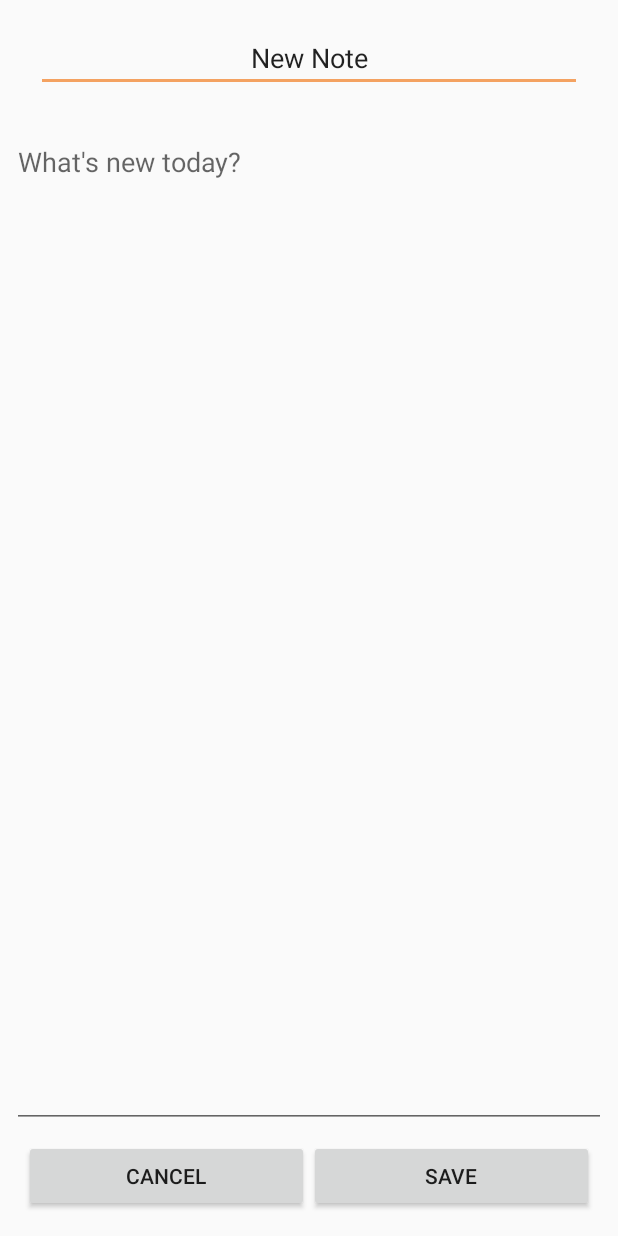
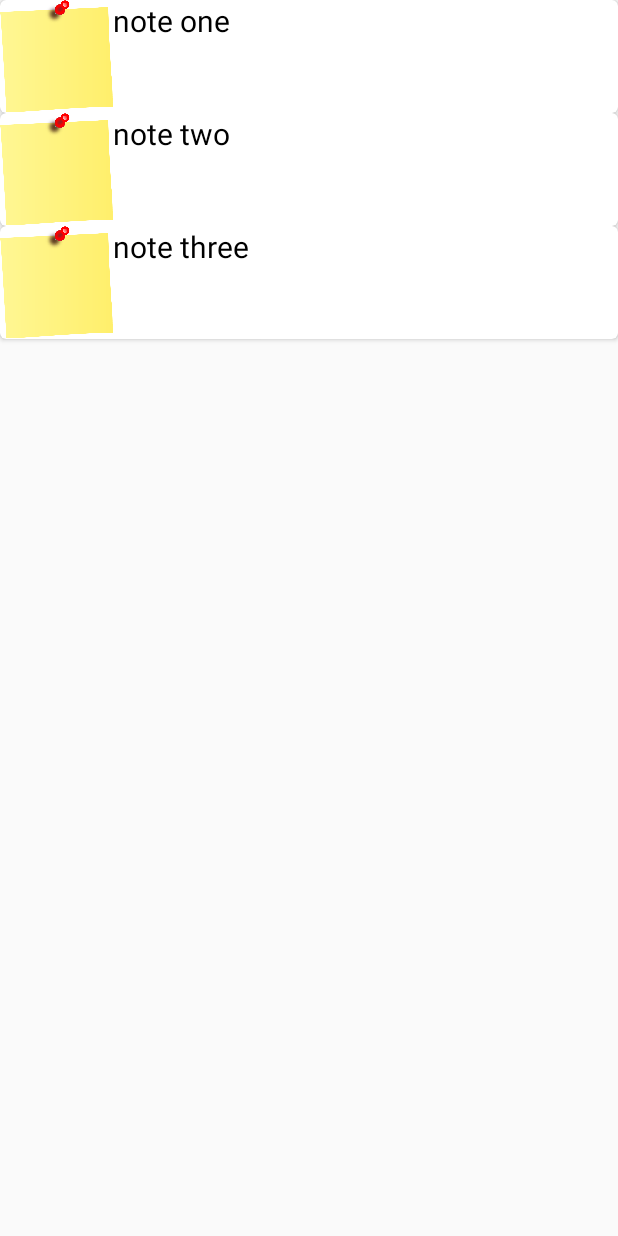
Before and after one commit to RiadhAdrani/project_noter_app, an Android app: the screen it shows after launch (NoteActivity before the commit, MainActivity after it), on a phone screen of 412 x 824 dp. Run offline under Robolectric (Android 15) with nearby library versions, the light colour scheme and no system bars.

Commit message:
added: MainActivity(& Layout) + Note( Class modification) + RecyclerView( for the main activity, a Note Adapter & a card layout for each element) + an unused Category Class + gradle changes

```diff
--- a/app/build.gradle
+++ b/app/build.gradle
@@ -25,7 +25,9 @@
 dependencies {
     implementation fileTree(dir: "libs", include: ["*.jar"])
     implementation 'androidx.appcompat:appcompat:1.2.0'
-    implementation 'androidx.constraintlayout:constraintlayout:2.0.1'
+    implementation 'androidx.constraintlayout:constraintlayout:2.0.2'
+    implementation 'androidx.recyclerview:recyclerview:1.1.0'
+    implementation 'androidx.cardview:cardview:1.0.0'
     testImplementation 'junit:junit:4.12'
     androidTestImplementation 'androidx.test.ext:junit:1.1.2'
     androidTestImplementation 'androidx.test.espresso:espresso-core:3.3.0'
--- a/app/src/main/AndroidManifest.xml
+++ b/app/src/main/AndroidManifest.xml
@@ -9,7 +9,7 @@
         android:roundIcon="@mipmap/ic_launcher_round"
         android:supportsRtl="true"
         android:theme="@style/AppTheme">
-        <activity android:name=".NoteActivity">
+        <activity android:name=".MainActivity">
             <intent-filter>
                 <action android:name="android.intent.action.MAIN" />
 
--- /dev/null
+++ b/app/src/main/java/com/example/noter/Category.java
@@ -0,0 +1,12 @@
+package com.example.noter;
+
+import java.util.ArrayList;
+import java.util.Date;
+
+public class Category {
+
+    ArrayList<Note> list;
+
+    public Date creation;
+    public Date lastModified;
+}
--- /dev/null
+++ b/app/src/main/java/com/example/noter/MainActivity.java
@@ -0,0 +1,35 @@
+package com.example.noter;
+
+import android.app.Activity;
+import android.os.Bundle;
+
+import androidx.recyclerview.widget.LinearLayoutManager;
+import androidx.recyclerview.widget.RecyclerView;
+
+import java.util.ArrayList;
+
+public class MainActivity extends Activity {
+
+    ArrayList<Note> exampleCategory = new ArrayList<Note>();
+    RecyclerView mRecyclerView;
+    RecyclerView.Adapter mAdapter;
+    RecyclerView.LayoutManager mLayoutManager;
+
+    @Override
+    protected void onCreate(Bundle savedInstanceState) {
+        super.onCreate(savedInstanceState);
+        setContentView(R.layout.main_activity_layout);
+
+        exampleCategory.add(new Note("note one",R.drawable.icon_big,"one"));
+        exampleCategory.add(new Note("note two",R.drawable.icon_big,"two"));
+        exampleCategory.add(new Note("note three",R.drawable.icon_big,"three"));
+
+        mRecyclerView = findViewById(R.id.category_RecyclerView);
+        // mRecyclerView.setHasFixedSize(true);
+        mLayoutManager = new LinearLayoutManager(this);
+        mAdapter = new NoteAdapter(exampleCategory);
+
+        mRecyclerView.setLayoutManager(mLayoutManager);
+        mRecyclerView.setAdapter(mAdapter);
+    }
+}
--- a/app/src/main/java/com/example/noter/Note.java
+++ b/app/src/main/java/com/example/noter/Note.java
@@ -6,7 +6,14 @@
 
     public Date creation;
     public Date lastModified;
+    public String content;
+    public String title;
+    public int nPicture;
+    public String file;
 
-    public String content;
-
+    public Note(String title, int nPicture,String file){
+        this.title = title;
+        this.nPicture = nPicture;
+        this.file = file;
+    }
 }
--- /dev/null
+++ b/app/src/main/java/com/example/noter/NoteAdapter.java
@@ -0,0 +1,59 @@
+package com.example.noter;
+
+import android.view.LayoutInflater;
+import android.view.View;
+import android.view.ViewGroup;
+import android.widget.ImageView;
+import android.widget.TextView;
+
+import androidx.annotation.NonNull;
+import androidx.recyclerview.widget.RecyclerView;
+
+import java.util.ArrayList;
+
+public class NoteAdapter extends RecyclerView.Adapter<NoteAdapter.myViewHolder> {
+
+    ArrayList<Note> mNoteList;
+
+    public static class myViewHolder extends RecyclerView.ViewHolder{
+
+        public ImageView mImageView;
+        public TextView mTitle;
+        public TextView mContentPreview;
+
+        public myViewHolder(@NonNull View itemView) {
+            super(itemView);
+
+            mImageView = itemView.findViewById(R.id.card_icon);
+            mTitle = itemView.findViewById(R.id.card_title);
+            mContentPreview = itemView.findViewById(R.id.card_preview);
+        }
+    }
+
+    public NoteAdapter(ArrayList<Note> noteList){
+        mNoteList = noteList;
+    }
+
+    @NonNull
+    @Override
+    public myViewHolder onCreateViewHolder(@NonNull ViewGroup parent, int viewType) {
+        View v = LayoutInflater.from(parent.getContext()).inflate(R.layout.note_card_layout,parent,false);
+        myViewHolder mvh = new myViewHolder(v);
+        return mvh;
+    }
+
+    @Override
+    public void onBindViewHolder(@NonNull myViewHolder holder, int position) {
+        Note currentNote = mNoteList.get(position);
+        holder.mImageView.setImageResource(currentNote.nPicture);
+        holder.mTitle.setText(currentNote.title);
+        holder.mContentPreview.setText(currentNote.content);
+    }
+
+    @Override
+    public int getItemCount() {
+        return mNoteList.size();
+    }
+
+
+}
--- /dev/null
+++ b/app/src/main/res/layout/main_activity_layout.xml
@@ -0,0 +1,15 @@
+<?xml version="1.0" encoding="utf-8"?>
+<androidx.constraintlayout.widget.ConstraintLayout xmlns:android="http://schemas.android.com/apk/res/android"
+    android:layout_width="match_parent"
+    android:layout_height="match_parent"
+    >
+
+
+    <androidx.recyclerview.widget.RecyclerView
+        android:id="@+id/category_RecyclerView"
+        android:layout_width="match_parent"
+        android:layout_height="match_parent"
+        android:scrollbars="vertical"
+        />
+
+</androidx.constraintlayout.widget.ConstraintLayout>
--- a/app/src/main/res/layout/note_activity_layout.xml
+++ b/app/src/main/res/layout/note_activity_layout.xml
@@ -4,7 +4,7 @@
     xmlns:tools="http://schemas.android.com/tools"
     android:layout_width="match_parent"
     android:layout_height="match_parent"
-    tools:context=".MainActivity">
+    tools:context=".NoteActivity">
 
     <EditText
         android:id="@+id/note_title"
--- /dev/null
+++ b/app/src/main/res/layout/note_card_layout.xml
@@ -0,0 +1,43 @@
+<?xml version="1.0" encoding="utf-8"?>
+<androidx.cardview.widget.CardView xmlns:android="http://schemas.android.com/apk/res/android"
+    android:layout_width="match_parent"
+    android:layout_height="wrap_content"
+    xmlns:app="http://schemas.android.com/apk/res-auto"
+    app:cardCornerRadius="4dp">
+
+    <LinearLayout
+        android:layout_width="match_parent"
+        android:layout_height="match_parent"
+        android:orientation="horizontal">
+
+        <ImageView
+            android:id="@+id/card_icon"
+            android:layout_width="75dp"
+            android:layout_height="75dp"/>
+        <LinearLayout
+            android:layout_width="fill_parent"
+            android:layout_height="match_parent"
+            android:orientation="vertical">
+                <TextView
+                    android:id="@+id/card_title"
+                    android:layout_width="match_parent"
+                    android:layout_height="0dp"
+                    android:layout_weight="1.5"
+                    android:text="@string/titleDefault"
+
+                    android:textSize="20sp"
+                    android:textColor="@android:color/black"/>
+                <TextView
+                    android:id="@+id/card_preview"
+                    android:layout_width="match_parent"
+                    android:layout_height="0dp"
+                    android:layout_weight="2"
+                    android:text="@string/contentHint"
+
+                    android:textSize="14sp"
+                    android:textColor="@android:color/darker_gray"/>
+        </LinearLayout>
+
+    </LinearLayout>
+
+</androidx.cardview.widget.CardView>
--- a/app/src/main/res/values/styles.xml
+++ b/app/src/main/res/values/styles.xml
@@ -1,6 +1,6 @@
 <resources>
     <!-- Base application theme. -->
-    <style name="AppTheme" parent="Theme.AppCompat.Light.NoActionBar">
+    <style name="AppTheme" parent="Theme.AppCompat.Light.DarkActionBar">
         <!-- Customize your theme here. -->
         <item name="colorPrimary">@color/green_charcoal</item>
         <item name="colorPrimaryDark">@color/green_persian</item>
```
Also changed, not shown: 1 other file.
